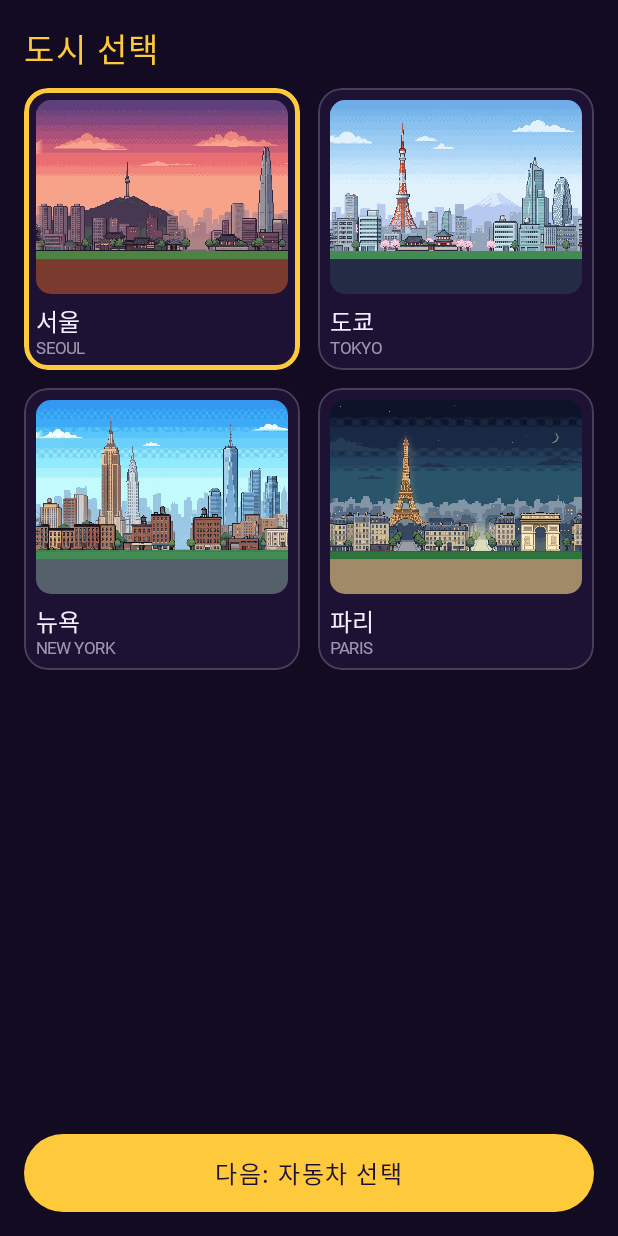
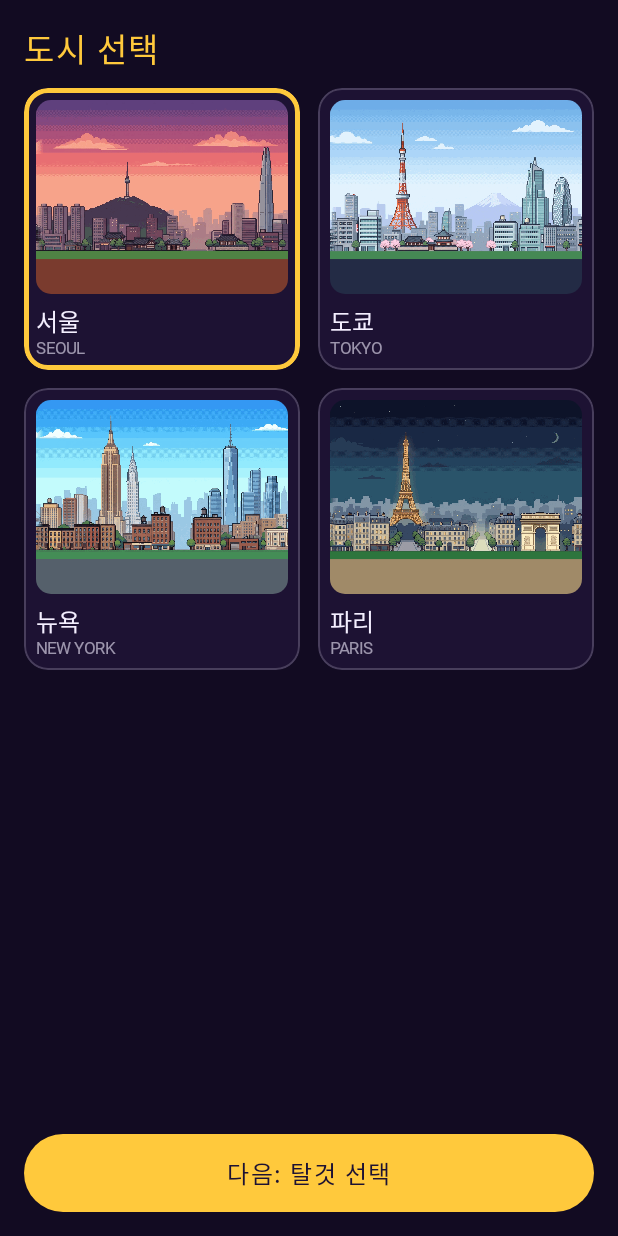
Before and after one commit to kwanghyeon-cpu/YorijoriRun, an Android app built with Jetpack Compose: the screen it shows after launch (MainActivity), after a tap on "PLAY", on a phone screen of 412 x 824 dp. Run offline under Robolectric (Android 15) with nearby library versions, the phone set to English and light mode, and no system bars; our stand-ins replace AdMob, Firebase (no records; nobody signed in at launch, a user with empty details on screens opened directly); pictures from the network do not load; Roboto replaces fonts that are not available here.

Commit message:
Rename vehicles, drop car wording and rescale the speedometer
The four rides are now jogging, bicycle, cart and kickboard (ids changed
too; sprites stay as placeholders). Screen text no longer talks about cars
or racing: vehicle select, home subtitle, store screenshot captions, and
the crash game-over line is now "부딪혔어요". The speedometer reads path
speeds (about 15-25 km/h) through KMH_PER_UNIT, shared by app, web and the
screenshot page. Web script cache-busting versions are bumped for files
changed since the clone.

NEW_GAME_SETUP.md splits obstacles into moving (bike, dog walker, delivery
scooter, running crew) and static candidates (bench, pothole, cone,
construction fence).

Co-Authored-By: Claude Opus 5.5 <noreply@anthropic.com>

```diff
--- a/app/src/main/java/com/khcompany/pathdash/game/Model.kt
+++ b/app/src/main/java/com/khcompany/pathdash/game/Model.kt
@@ -90,33 +90,33 @@ object GameCatalog {
 
     val cars = listOf(
         CarOption(
-            id = "suv",
-            displayName = "SUV",
-            englishName = "SUV",
+            id = "jogging",
+            displayName = "조깅",
+            englishName = "JOGGING",
             bodyColor = Color(0xFFE63946),
             roofColor = Color(0xFF1D1D2C),
             rearSpriteName = "car_rear_1",
         ),
         CarOption(
-            id = "sports_car",
-            displayName = "스포츠카",
-            englishName = "SPORTS CAR",
+            id = "bicycle",
+            displayName = "자전거",
+            englishName = "BICYCLE",
             bodyColor = Color(0xFFFFA23C),
             roofColor = Color(0xFF2B2B2B),
             rearSpriteName = "car_rear_2",
         ),
         CarOption(
-            id = "sedan",
-            displayName = "세단",
-            englishName = "SEDAN",
+            id = "cart",
+            displayName = "리어카",
+            englishName = "CART",
             bodyColor = Color(0xFF3D8BFF),
             roofColor = Color(0xFF1A2340),
             rearSpriteName = "car_rear_3",
         ),
         CarOption(
-            id = "van",
-            displayName = "승합차",
-            englishName = "VAN",
+            id = "kickboard",
+            displayName = "킥보드",
+            englishName = "KICKBOARD",
             bodyColor = Color(0xFF4CAF50),
             roofColor = Color(0xFF22331F),
             rearSpriteName = "car_rear_4",
--- a/app/src/main/java/com/khcompany/pathdash/ui/screens/CarSelectScreen.kt
+++ b/app/src/main/java/com/khcompany/pathdash/ui/screens/CarSelectScreen.kt
@@ -50,7 +50,7 @@ fun CarSelectScreen(
             .padding(16.dp),
     ) {
         Text(
-            text = "자동차 선택",
+            text = "탈것 선택",
             style = MaterialTheme.typography.titleLarge,
             color = MaterialTheme.colorScheme.primary,
             modifier = Modifier.padding(bottom = 10.dp),
--- a/app/src/main/java/com/khcompany/pathdash/ui/screens/CitySelectScreen.kt
+++ b/app/src/main/java/com/khcompany/pathdash/ui/screens/CitySelectScreen.kt
@@ -75,7 +75,7 @@ fun CitySelectScreen(
                 .padding(top = 12.dp)
                 .height(52.dp),
         ) {
-            Text(text = "다음: 자동차 선택", fontWeight = FontWeight.Bold)
+            Text(text = "다음: 탈것 선택", fontWeight = FontWeight.Bold)
         }
     }
 }
--- a/app/src/main/java/com/khcompany/pathdash/ui/screens/HighwayScreen.kt
+++ b/app/src/main/java/com/khcompany/pathdash/ui/screens/HighwayScreen.kt
@@ -103,7 +103,8 @@ import kotlin.math.sin
 private const val STRIPE_LENGTH = 1f
 
 /** Speedometer scale: world units per second to the KM/H shown in the HUD. */
-private const val KMH_PER_UNIT = 7f
+// Path speeds, not car speeds: the engine's 20..33 units read as about 15..25 km/h.
+private const val KMH_PER_UNIT = 0.75f
 
 // Lane dividers are short dashes, like a real highway: one dash per DASH_PERIOD world units. Far
 // away a dash is thinner than a screen row and would shimmer, so past DASH_FADE_DISTANCE the
@@ -510,7 +511,7 @@ fun HighwayScreen(
         if (engine.status == GameStatus.GAME_OVER) {
             HighwayDialog(title = "GAME OVER") {
                 Text(
-                    text = if (engine.gameOverReason == GameOverReason.FUEL_EMPTY) "체력 소진" else "충돌 발생",
+                    text = if (engine.gameOverReason == GameOverReason.FUEL_EMPTY) "체력 소진" else "부딪혔어요",
                     style = MaterialTheme.typography.bodyLarge,
                     color = MaterialTheme.colorScheme.onSurface.copy(alpha = 0.7f),
                     modifier = Modifier.padding(bottom = 6.dp),
--- a/app/src/main/java/com/khcompany/pathdash/ui/screens/HomeScreen.kt
+++ b/app/src/main/java/com/khcompany/pathdash/ui/screens/HomeScreen.kt
@@ -84,7 +84,7 @@ fun HomeScreen(highScore: Int, onPlay: () -> Unit) {
                 fontWeight = FontWeight.Black,
             )
             Text(
-                text = "도시를 달리는 레트로 차선 러너",
+                text = "도시 산책로를 달리는 레트로 러너",
                 style = MaterialTheme.typography.bodyLarge,
                 color = MaterialTheme.colorScheme.onBackground,
                 modifier = Modifier
```
Also changed, not shown: 6 other files.
